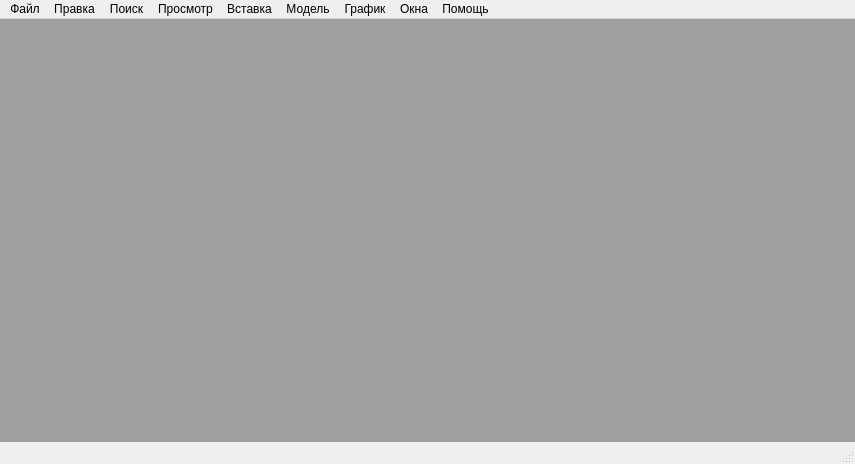
Before: the Qt Designer form rdo/app/rdo_studio/trunk/res/ui/main_window.ui in aurusov/rdo_studio, drawn with Qt 5.
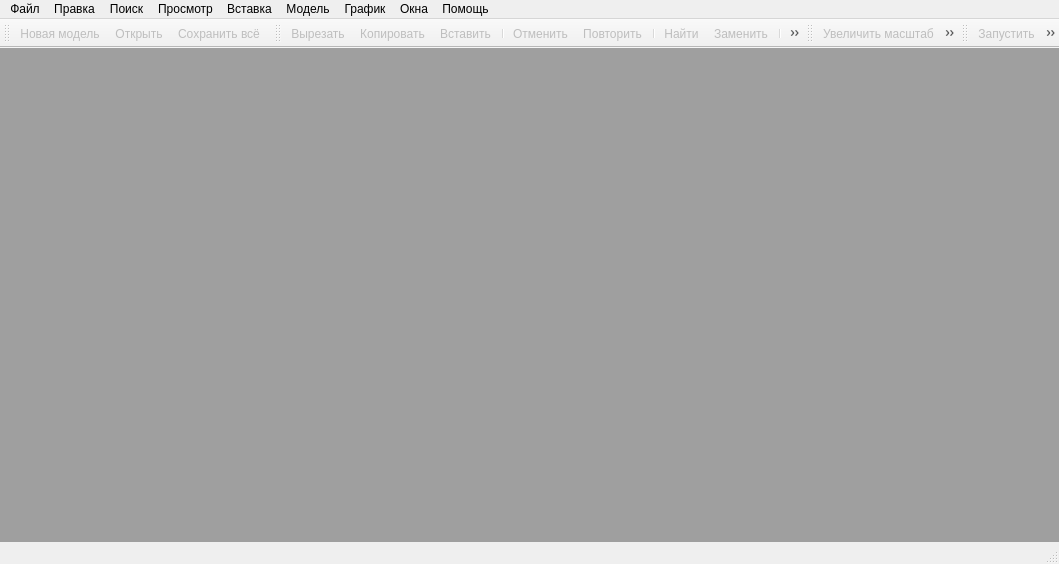
After: the same form once the commit is applied. Icons and pictures are not drawn.

```diff
--- a/rdo/app/rdo_studio/trunk/res/ui/main_window.ui
+++ b/rdo/app/rdo_studio/trunk/res/ui/main_window.ui
@@ -6,8 +6,8 @@
    <rect>
     <x>0</x>
     <y>0</y>
-    <width>855</width>
-    <height>464</height>
+    <width>1059</width>
+    <height>564</height>
    </rect>
   </property>
   <property name="windowTitle">
@@ -30,13 +30,19 @@
     </item>
    </layout>
   </widget>
-  <widget class="QStatusBar" name="statusbar"/>
+  <widget class="QStatusBar" name="statusbar">
+   <property name="styleSheet">
+    <string notr="true">QStatusBar::item {
+border: none;
+}</string>
+   </property>
+  </widget>
   <widget class="QMenuBar" name="menubar">
    <property name="geometry">
     <rect>
      <x>0</x>
      <y>0</y>
-     <width>855</width>
+     <width>1059</width>
      <height>21</height>
     </rect>
    </property>
@@ -174,7 +180,112 @@
    <addaction name="menuWindow"/>
    <addaction name="menuHelp"/>
   </widget>
+  <widget class="QToolBar" name="toolBarFile">
+   <property name="windowTitle">
+    <string>Файл</string>
+   </property>
+   <property name="iconSize">
+    <size>
+     <width>16</width>
+     <height>15</height>
+    </size>
+   </property>
+   <attribute name="toolBarArea">
+    <enum>TopToolBarArea</enum>
+   </attribute>
+   <attribute name="toolBarBreak">
+    <bool>false</bool>
+   </attribute>
+   <addaction name="actFileNew"/>
+   <addaction name="actFileOpen"/>
+   <addaction name="actFileSaveAll"/>
+  </widget>
+  <widget class="QToolBar" name="toolBarEdit">
+   <property name="windowTitle">
+    <string>Редактирование</string>
+   </property>
+   <property name="iconSize">
+    <size>
+     <width>16</width>
+     <height>15</height>
+    </size>
+   </property>
+   <attribute name="toolBarArea">
+    <enum>TopToolBarArea</enum>
+   </attribute>
+   <attribute name="toolBarBreak">
+    <bool>false</bool>
+   </attribute>
+   <addaction name="actEditCut"/>
+   <addaction name="actEditCopy"/>
+   <addaction name="actEditPaste"/>
+   <addaction name="separator"/>
+   <addaction name="actEditUndo"/>
+   <addaction name="actEditRedo"/>
+   <addaction name="separator"/>
+   <addaction name="actSearchFind"/>
+   <addaction name="actSearchReplace"/>
+   <addaction name="separator"/>
+   <addaction name="actSearchBookmarkPrev"/>
+   <addaction name="actSearchBookmarkNext"/>
+  </widget>
+  <widget class="QToolBar" name="toolBarZoom">
+   <property name="windowTitle">
+    <string>Масштаб</string>
+   </property>
+   <property name="iconSize">
+    <size>
+     <width>16</width>
+     <height>15</height>
+    </size>
+   </property>
+   <attribute name="toolBarArea">
+    <enum>TopToolBarArea</enum>
+   </attribute>
+   <attribute name="toolBarBreak">
+    <bool>false</bool>
+   </attribute>
+   <addaction name="actViewZoomInc"/>
+   <addaction name="actViewZoomDec"/>
+   <addaction name="actViewZoomAuto"/>
+   <addaction name="actViewZoomReset"/>
+  </widget>
+  <widget class="QToolBar" name="toolBarModel">
+   <property name="windowTitle">
+    <string>Модель</string>
+   </property>
+   <property name="iconSize">
+    <size>
+     <width>16</width>
+     <height>15</height>
+    </size>
+   </property>
+   <attribute name="toolBarArea">
+    <enum>TopToolBarArea</enum>
+   </attribute>
+   <attribute name="toolBarBreak">
+    <bool>false</bool>
+   </attribute>
+   <addaction name="actModelRun"/>
+   <addaction name="actModelStop"/>
+   <addaction name="separator"/>
+   <addaction name="actModelRuntimeMaxSpeed"/>
+   <addaction name="actModelRuntimeJump"/>
+   <addaction name="actModelRuntimeSync"/>
+   <addaction name="actModelRuntimePause"/>
+   <addaction name="separator"/>
+   <addaction name="actModelShowRateInc"/>
+   <addaction name="actModelShowRateIncFour"/>
+   <addaction name="actModelShowRateDecFour"/>
+   <addaction name="actModelShowRateDec"/>
+   <addaction name="separator"/>
+   <addaction name="actModelFrameNext"/>
+   <addaction name="actModelFramePrev"/>
+  </widget>
   <action name="actFileNew">
+   <property name="enabled">
+    <bool>false</bool>
+   </property>
    <property name="icon">
     <iconset resource="../rdo_studio.qrc">
      <normaloff>:/images/images/file_new.png</normaloff>
@@ -188,6 +299,9 @@
    </property>
   </action>
   <action name="actFileOpen">
+   <property name="enabled">
+    <bool>false</bool>
+   </property>
    <property name="icon">
     <iconset resource="../rdo_studio.qrc">
      <normaloff>:/images/images/file_open.png</normaloff>
@@ -229,6 +343,9 @@
    </property>
   </action>
   <action name="actFileSaveAll">
+   <property name="enabled">
+    <bool>false</bool>
+   </property>
    <property name="icon">
     <iconset resource="../rdo_studio.qrc">
      <normaloff>:/images/images/file_save_all.png</normaloff>
@@ -667,6 +784,9 @@
    </property>
   </action>
   <action name="actModelRun">
+   <property name="enabled">
+    <bool>false</bool>
+   </property>
    <property name="icon">
     <iconset resource="../rdo_studio.qrc">
      <normaloff>:/images/images/model_run.png</normaloff>
@@ -680,6 +800,9 @@
    </property>
   </action>
   <action name="actModelStop">
+   <property name="enabled">
+    <bool>false</bool>
+   </property>
    <property name="icon">
     <iconset resource="../rdo_studio.qrc">
      <normaloff>:/images/images/model_stop.png</normaloff>
```
Left out of the diff: 155 changed lines with no effect on the pictures.
